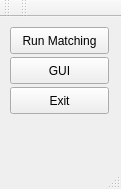
Qt form mainwindow.ui (jcmayoral/VisionUtils) before a commit.
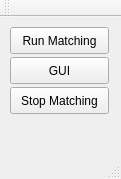
The same form after that commit.

Commit message: automatic stop

The edit to the form file:
```diff
--- a/mainwindow.ui
+++ b/mainwindow.ui
@@ -7,7 +7,7 @@
     <x>0</x>
     <y>0</y>
     <width>121</width>
-    <height>189</height>
+    <height>179</height>
    </rect>
   </property>
   <property name="windowTitle">
@@ -37,7 +37,7 @@
      </rect>
     </property>
     <property name="text">
-     <string>Exit</string>
+     <string>Stop Matching</string>
     </property>
    </widget>
    <widget class="QPushButton" name="gui_button">
@@ -54,6 +54,18 @@
     </property>
    </widget>
   </widget>
+  <widget class="QStatusBar" name="statusBar"/>
+  <widget class="QToolBar" name="toolBar_2">
+   <property name="windowTitle">
+    <string>toolBar_2</string>
+   </property>
+   <attribute name="toolBarArea">
+    <enum>TopToolBarArea</enum>
+   </attribute>
+   <attribute name="toolBarBreak">
+    <bool>false</bool>
+   </attribute>
+  </widget>
   <widget class="QMenuBar" name="menuBar">
    <property name="geometry">
     <rect>
@@ -64,26 +76,6 @@
     </rect>
    </property>
   </widget>
-  <widget class="QToolBar" name="mainToolBar">
-   <attribute name="toolBarArea">
-    <enum>TopToolBarArea</enum>
-   </attribute>
-   <attribute name="toolBarBreak">
-    <bool>false</bool>
-   </attribute>
-  </widget>
-  <widget class="QStatusBar" name="statusBar"/>
-  <widget class="QToolBar" name="toolBar">
-   <property name="windowTitle">
-    <string>toolBar</string>
-   </property>
-   <attribute name="toolBarArea">
-    <enum>TopToolBarArea</enum>
-   </attribute>
-   <attribute name="toolBarBreak">
-    <bool>false</bool>
-   </attribute>
-  </widget>
  </widget>
  <layoutdefault spacing="6" margin="11"/>
  <resources/>
```
Left out of the diff: 2 changed lines with no effect on the pictures. The commit also changes 5 other files.
